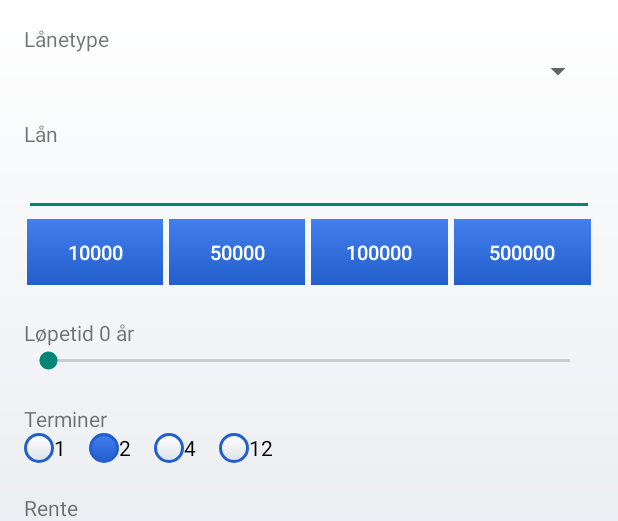
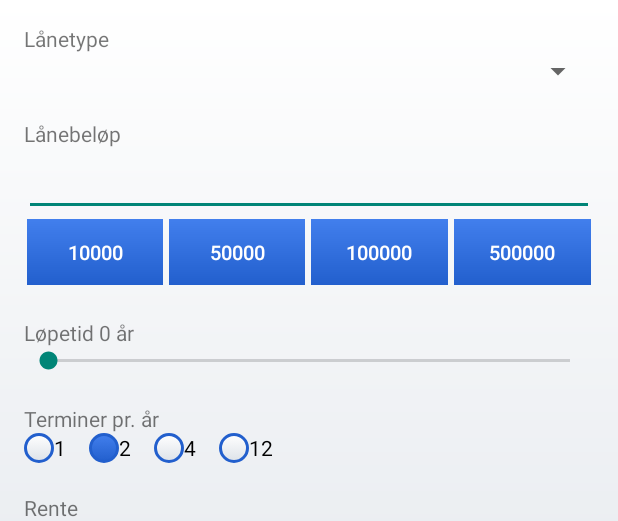
Before and after one commit to HiT-SyntaxError/Laanekalkulator, an Android app: the layout activity_main.xml on its own in the app's theme, with its tools: preview values and no code run, on a phone screen of 412 x 824 dp. Shown: the top 521 px of the screen. Run offline under Robolectric (Android 15) with nearby library versions, the phone set to English and light mode, and no system bars.

Commit message:
Endre noen navn i GUI

```diff
--- a/app/src/main/res/layout/activity_main.xml
+++ b/app/src/main/res/layout/activity_main.xml
@@ -31,7 +31,7 @@
             android:id="@+id/labelLaan"
             android:layout_width="match_parent"
             android:layout_height="wrap_content"
-            android:text="Lån"></TextView>
+            android:text="Lånebeløp"></TextView>
 
         <EditText
             android:id="@+id/inputLaan"
@@ -111,7 +111,7 @@
             android:id="@+id/labelTerminer"
             android:layout_width="match_parent"
             android:layout_height="wrap_content"
-            android:text="Terminer"></TextView>
+            android:text="Terminer pr. år"></TextView>
 
         <RadioGroup
             android:id="@+id/radioGroupTerminer"
```
Also changed, not shown: app/src/main/res/values/strings.xml (+2 -8 lines).
